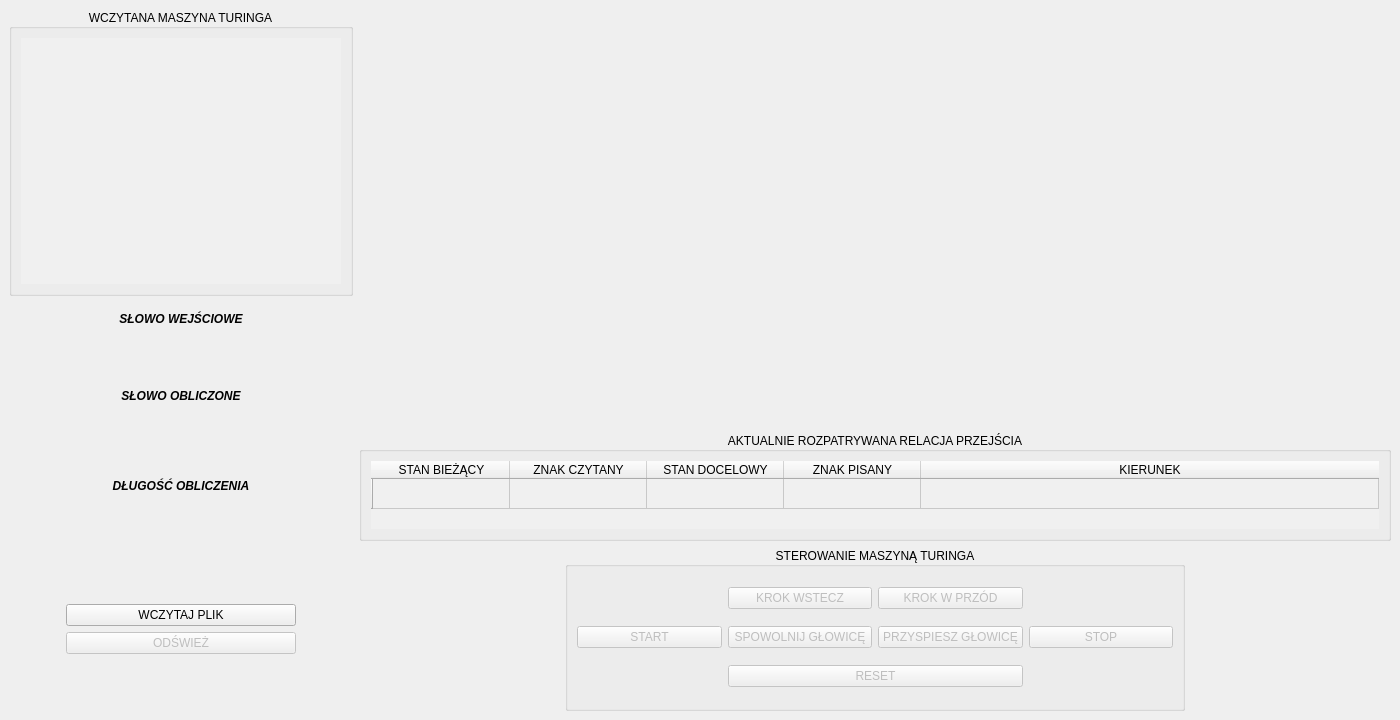
Before: the Qt Designer form form.ui in MichSosnowski/Deterministic_Turing_Machine, drawn with Qt 5.
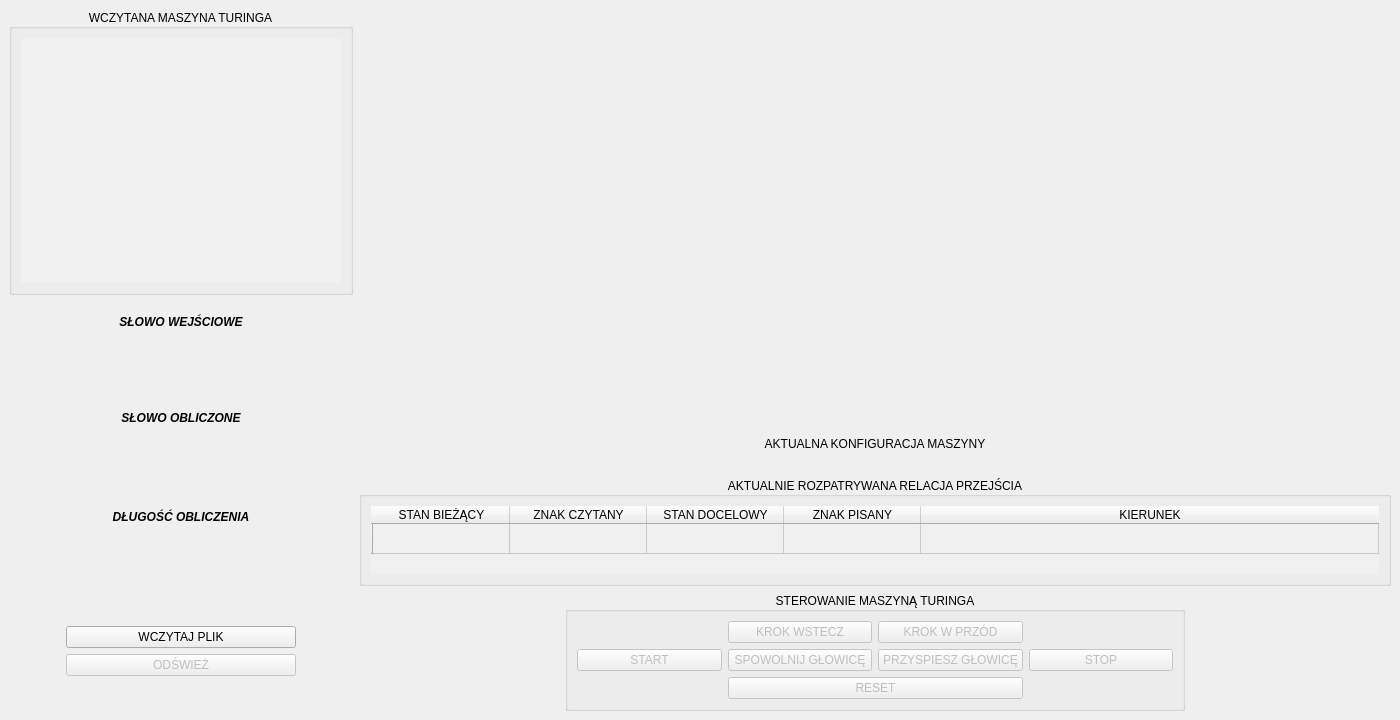
After: the same form once the commit is applied.

Commit message: Added showing and writing to a file a configuration of Turing's machine

The edit to the form file:
```diff
--- a/form.ui
+++ b/form.ui
@@ -14,7 +14,7 @@
    <string>MainWindow</string>
   </property>
   <widget class="QWidget" name="centralwidget">
-   <layout class="QGridLayout" name="gridLayout_2" rowstretch="5,2,2,1,1,2,2" columnstretch="1,3">
+   <layout class="QGridLayout" name="gridLayout_2" rowstretch="5,2,2,1,1,2,2,0" columnstretch="1,3">
     <item row="0" column="0" rowspan="2">
      <layout class="QHBoxLayout" name="horizontalLayout_3">
       <item>
@@ -44,7 +44,129 @@
       </item>
      </layout>
     </item>
-    <item row="5" column="1" rowspan="2">
+    <item row="2" column="0" rowspan="4">
+     <layout class="QVBoxLayout" name="verticalLayout_3">
+      <item>
+       <widget class="QLabel" name="label">
+        <property name="font">
+         <font>
+          <italic>true</italic>
+          <bold>true</bold>
+         </font>
+        </property>
+        <property name="text">
+         <string>SŁOWO WEJŚCIOWE</string>
+        </property>
+        <property name="alignment">
+         <set>Qt::AlignCenter</set>
+        </property>
+       </widget>
+      </item>
+      <item>
+       <widget class="QLabel" name="entry_word_label">
+        <property name="text">
+         <string/>
+        </property>
+        <property name="alignment">
+         <set>Qt::AlignCenter</set>
+        </property>
+       </widget>
+      </item>
+      <item>
+       <widget class="QLabel" name="label_2">
+        <property name="font">
+         <font>
+          <italic>true</italic>
+          <bold>true</bold>
+         </font>
+        </property>
+        <property name="text">
+         <string>SŁOWO OBLICZONE</string>
+        </property>
+        <property name="alignment">
+         <set>Qt::AlignCenter</set>
+        </property>
+       </widget>
+      </item>
+      <item>
+       <widget class="QScrollArea" name="scrollArea">
+        <property name="sizePolicy">
+         <sizepolicy hsizetype="Expanding" vsizetype="Expanding">
+          <horstretch>0</horstretch>
+          <verstretch>0</verstretch>
+         </sizepolicy>
+        </property>
+        <property name="maximumSize">
+         <size>
+          <width>16777215</width>
+          <height>45</height>
+         </size>
+        </property>
+        <property name="frameShape">
+         <enum>QFrame::NoFrame</enum>
+        </property>
+        <property name="verticalScrollBarPolicy">
+         <enum>Qt::ScrollBarAlwaysOff</enum>
+        </property>
+        <property name="horizontalScrollBarPolicy">
+         <enum>Qt::ScrollBarAsNeeded</enum>
+        </property>
+        <property name="widgetResizable">
+         <bool>true</bool>
+        </property>
+        <widget class="QWidget" name="scrollAreaWidgetContents">
+         <property name="geometry">
+          <rect>
+           <x>0</x>
+           <y>0</y>
+           <width>341</width>
+           <height>45</height>
+          </rect>
+         </property>
+         <layout class="QVBoxLayout" name="verticalLayout_2">
+          <item>
+           <widget class="QLabel" name="result_word_label">
+            <property name="text">
+             <string/>
+            </property>
+            <property name="alignment">
+             <set>Qt::AlignCenter</set>
+            </property>
+           </widget>
+          </item>
+         </layout>
+        </widget>
+       </widget>
+      </item>
+      <item>
+       <widget class="QLabel" name="label_3">
+        <property name="font">
+         <font>
+          <italic>true</italic>
+          <bold>true</bold>
+         </font>
+        </property>
+        <property name="text">
+         <string>DŁUGOŚĆ OBLICZENIA</string>
+        </property>
+        <property name="alignment">
+         <set>Qt::AlignCenter</set>
+        </property>
+       </widget>
+      </item>
+      <item>
+       <widget class="QLabel" name="calculation_length_label">
+        <property name="text">
+         <string/>
+        </property>
+        <property name="alignment">
+         <set>Qt::AlignCenter</set>
+        </property>
+       </widget>
+      </item>
+     </layout>
+    </item>
+    <item row="6" column="1" rowspan="2">
      <layout class="QHBoxLayout" name="horizontalLayout_2" stretch="1,3,1">
       <item>
        <spacer name="horizontalSpacer_4">
@@ -156,89 +278,7 @@
       </item>
      </layout>
     </item>
-    <item row="4" column="1">
-     <widget class="QGroupBox" name="groupBox_3">
-      <property name="title">
-       <string>AKTUALNIE ROZPATRYWANA RELACJA PRZEJŚCIA</string>
-      </property>
-      <property name="alignment">
-       <set>Qt::AlignCenter</set>
-      </property>
-      <property name="flat">
-       <bool>false</bool>
-      </property>
-      <layout class="QVBoxLayout" name="verticalLayout">
-       <item>
-        <widget class="QTableWidget" name="tape_state_table">
-         <property name="focusPolicy">
-          <enum>Qt::NoFocus</enum>
-         </property>
-         <property name="styleSheet">
-          <string notr="true">background-color: rgb(240, 240, 240);</string>
-         </property>
-         <property name="frameShape">
-          <enum>QFrame::NoFrame</enum>
-         </property>
-         <property name="editTriggers">
-          <set>QAbstractItemView::NoEditTriggers</set>
-         </property>
-         <property name="tabKeyNavigation">
-          <bool>false</bool>
-         </property>
-         <property name="selectionMode">
-          <enum>QAbstractItemView::NoSelection</enum>
-         </property>
-         <attribute name="horizontalHeaderCascadingSectionResizes">
-          <bool>false</bool>
-         </attribute>
-         <attribute name="horizontalHeaderDefaultSectionSize">
-          <number>137</number>
-         </attribute>
-         <attribute name="horizontalHeaderHighlightSections">
-          <bool>false</bool>
-         </attribute>
-         <attribute name="horizontalHeaderStretchLastSection">
-          <bool>true</bool>
-         </attribute>
-         <attribute name="verticalHeaderCascadingSectionResizes">
-          <bool>false</bool>
-         </attribute>
-         <row>
-          <property name="text">
-           <string/>
-          </property>
-         </row>
-         <column>
-          <property name="text">
-           <string>STAN BIEŻĄCY</string>
-          </property>
-         </column>
-         <column>
-          <property name="text">
-           <string>ZNAK CZYTANY</string>
-          </property>
-         </column>
-         <column>
-          <property name="text">
-           <string>STAN DOCELOWY</string>
-          </property>
-         </column>
-         <column>
-          <property name="text">
-           <string>ZNAK PISANY</string>
-          </property>
-         </column>
-         <column>
-          <property name="text">
-           <string>KIERUNEK</string>
-          </property>
-         </column>
-        </widget>
-       </item>
-      </layout>
-     </widget>
-    </item>
-    <item row="5" column="0" rowspan="2">
+    <item row="6" column="0" rowspan="2">
      <layout class="QGridLayout" name="gridLayout_4" columnstretch="1,4,1">
       <item row="1" column="1">
        <widget class="QPushButton" name="load_file_button">
@@ -337,128 +377,6 @@
       </item>
      </layout>
     </item>
-    <item row="2" column="0" rowspan="3">
-     <layout class="QVBoxLayout" name="verticalLayout_3">
-      <item>
-       <widget class="QLabel" name="label">
-        <property name="font">
-         <font>
-          <italic>true</italic>
-          <bold>true</bold>
-         </font>
-        </property>
-        <property name="text">
-         <string>SŁOWO WEJŚCIOWE</string>
-        </property>
-        <property name="alignment">
-         <set>Qt::AlignCenter</set>
-        </property>
-       </widget>
-      </item>
-      <item>
-       <widget class="QLabel" name="entry_word_label">
-        <property name="text">
-         <string/>
-        </property>
-        <property name="alignment">
-         <set>Qt::AlignCenter</set>
-        </property>
-       </widget>
-      </item>
-      <item>
-       <widget class="QLabel" name="label_2">
-        <property name="font">
-         <font>
-          <italic>true</italic>
-          <bold>true</bold>
-         </font>
-        </property>
-        <property name="text">
-         <string>SŁOWO OBLICZONE</string>
-        </property>
-        <property name="alignment">
-         <set>Qt::AlignCenter</set>
-        </property>
-       </widget>
-      </item>
-      <item>
-       <widget class="QScrollArea" name="scrollArea">
-        <property name="sizePolicy">
-         <sizepolicy hsizetype="Expanding" vsizetype="Expanding">
-          <horstretch>0</horstretch>
-          <verstretch>0</verstretch>
-         </sizepolicy>
-        </property>
-        <property name="maximumSize">
-         <size>
-          <width>16777215</width>
-          <height>45</height>
-         </size>
-        </property>
-        <property name="frameShape">
-         <enum>QFrame::NoFrame</enum>
-        </property>
-        <property name="verticalScrollBarPolicy">
-         <enum>Qt::ScrollBarAlwaysOff</enum>
-        </property>
-        <property name="horizontalScrollBarPolicy">
-         <enum>Qt::ScrollBarAsNeeded</enum>
-        </property>
-        <property name="widgetResizable">
-         <bool>true</bool>
-        </property>
-        <widget class="QWidget" name="scrollAreaWidgetContents">
-         <property name="geometry">
-          <rect>
-           <x>0</x>
-           <y>0</y>
-           <width>341</width>
-           <height>45</height>
-          </rect>
-         </property>
-         <layout class="QVBoxLayout" name="verticalLayout_2">
-          <item>
-           <widget class="QLabel" name="result_word_label">
-            <property name="text">
-             <string/>
-            </property>
-            <property name="alignment">
-             <set>Qt::AlignCenter</set>
-            </property>
-           </widget>
-          </item>
-         </layout>
-        </widget>
-       </widget>
-      </item>
-      <item>
-       <widget class="QLabel" name="label_3">
-        <property name="font">
-         <font>
-          <italic>true</italic>
-          <bold>true</bold>
-         </font>
-        </property>
-        <property name="text">
-         <string>DŁUGOŚĆ OBLICZENIA</string>
-        </property>
-        <property name="alignment">
-         <set>Qt::AlignCenter</set>
-        </property>
-       </widget>
-      </item>
-      <item>
-       <widget class="QLabel" name="calculation_length_label">
-        <property name="text">
-         <string/>
-        </property>
-        <property name="alignment">
-         <set>Qt::AlignCenter</set>
-        </property>
-       </widget>
-      </item>
-     </layout>
-    </item>
     <item row="0" column="1" rowspan="4">
      <widget class="QScrollArea" name="scrollArea_2">
       <property name="frameShape">
@@ -473,7 +391,7 @@
          <x>0</x>
          <y>0</y>
          <width>1028</width>
-         <height>395</height>
+         <height>349</height>
         </rect>
        </property>
        <layout class="QVBoxLayout" name="verticalLayout_4">
@@ -488,6 +406,107 @@
       </widget>
      </widget>
     </item>
+    <item row="5" column="1">
+     <widget class="QGroupBox" name="groupBox_3">
+      <property name="title">
+       <string>AKTUALNIE ROZPATRYWANA RELACJA PRZEJŚCIA</string>
+      </property>
+      <property name="alignment">
+       <set>Qt::AlignCenter</set>
+      </property>
+      <property name="flat">
+       <bool>false</bool>
+      </property>
+      <layout class="QVBoxLayout" name="verticalLayout">
+       <item>
+        <widget class="QTableWidget" name="tape_state_table">
+         <property name="focusPolicy">
+          <enum>Qt::NoFocus</enum>
+         </property>
+         <property name="styleSheet">
+          <string notr="true">background-color: rgb(240, 240, 240);</string>
+         </property>
+         <property name="frameShape">
+          <enum>QFrame::NoFrame</enum>
+         </property>
+         <property name="editTriggers">
+          <set>QAbstractItemView::NoEditTriggers</set>
+         </property>
+         <property name="tabKeyNavigation">
+          <bool>false</bool>
+         </property>
+         <property name="selectionMode">
+          <enum>QAbstractItemView::NoSelection</enum>
+         </property>
+         <attribute name="horizontalHeaderCascadingSectionResizes">
+          <bool>false</bool>
+         </attribute>
+         <attribute name="horizontalHeaderDefaultSectionSize">
+          <number>137</number>
+         </attribute>
+         <attribute name="horizontalHeaderHighlightSections">
+          <bool>false</bool>
+         </attribute>
+         <attribute name="horizontalHeaderStretchLastSection">
+          <bool>true</bool>
+         </attribute>
+         <attribute name="verticalHeaderCascadingSectionResizes">
+          <bool>false</bool>
+         </attribute>
+         <row>
+          <property name="text">
+           <string/>
+          </property>
+         </row>
+         <column>
+          <property name="text">
+           <string>STAN BIEŻĄCY</string>
+          </property>
+         </column>
+         <column>
+          <property name="text">
+           <string>ZNAK CZYTANY</string>
+          </property>
+         </column>
+         <column>
+          <property name="text">
+           <string>STAN DOCELOWY</string>
+          </property>
+         </column>
+         <column>
+          <property name="text">
+           <string>ZNAK PISANY</string>
+          </property>
+         </column>
+         <column>
+          <property name="text">
+           <string>KIERUNEK</string>
+          </property>
+         </column>
+        </widget>
+       </item>
+      </layout>
+     </widget>
+    </item>
+    <item row="4" column="1">
+     <widget class="QLabel" name="configuration_label">
+      <property name="font">
+       <font>
+        <italic>false</italic>
+        <bold>false</bold>
+        <underline>false</underline>
+        <kerning>true</kerning>
+       </font>
+      </property>
+      <property name="text">
+       <string>AKTUALNA KONFIGURACJA MASZYNY
+</string>
+      </property>
+      <property name="alignment">
+       <set>Qt::AlignCenter</set>
+      </property>
+     </widget>
+    </item>
    </layout>
   </widget>
  </widget>
```
The commit also changes 5 other files.
